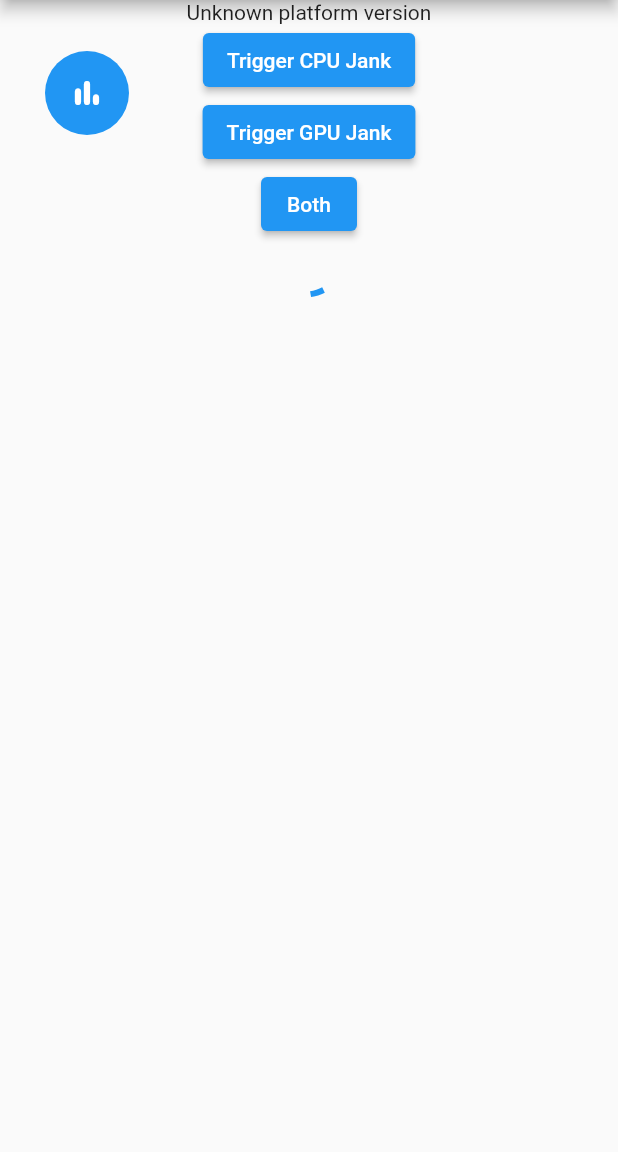
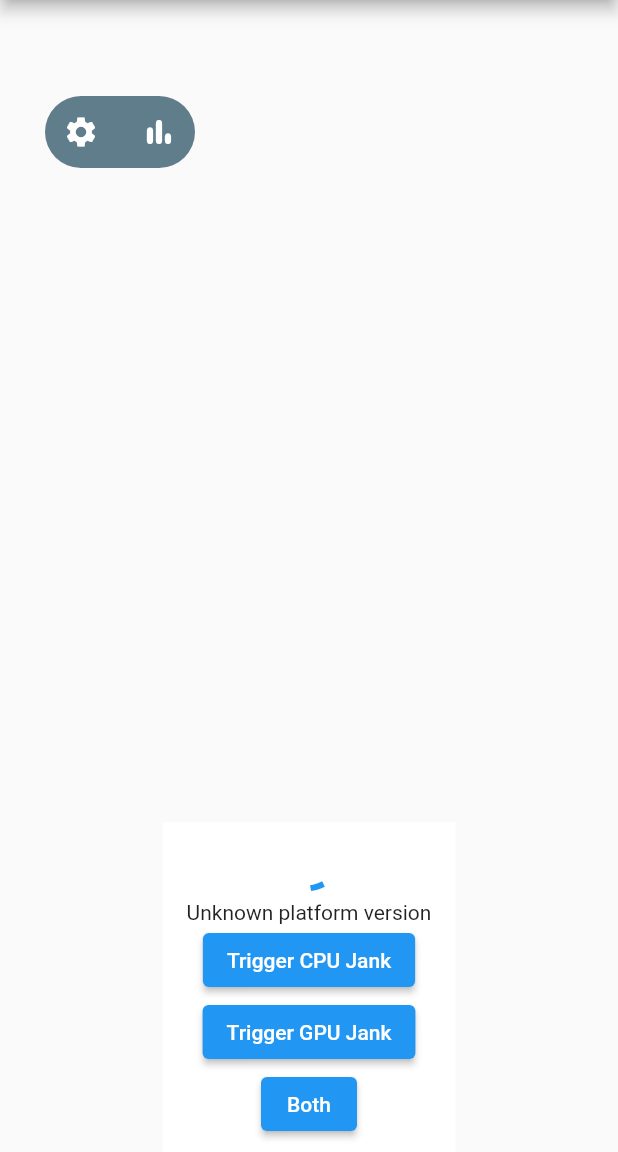
Before and after one commit to mahulerachit/flutter_benchmark, a Flutter app: the screen it shows after launch, on a phone screen of 412 x 824 dp, the part 84-1236 px from its top. Run offline on Flutter 3.47's test engine with Material 2 defaults, Android fonts, the phone set to English and light mode, and no system bars; our stand-ins replace plugin_platform_interface, share_plus; missing offline and left inert: dart:html.

Commit message:
Updated widget with settings to select report

```diff
--- a/example/lib/main.dart
+++ b/example/lib/main.dart
@@ -4,7 +4,6 @@ import 'dart:async';
 
 import 'package:flutter/services.dart';
 import 'package:flutter_benchmark/flutter_benchmark.dart';
-import 'package:flutter_benchmark/src/widgets/performance_fab_widget.dart';
 
 void main() {
   runApp(const MyApp());
@@ -88,7 +87,10 @@ class _MyHomePageState extends State<MyHomePage> {
   @override
   Widget build(BuildContext context) {
     return PerformanceFabWidget(
-      initialOffset: const Offset(30, 90),
+      initialOffset: const Offset(30, 120),
+      accentColor: Colors.white,
+      overlayColor: Colors.blueGrey,
+      show: true,
       child: Scaffold(
         appBar: AppBar(
           title: const Text('Benchmark Demo Home Page'),
@@ -97,15 +99,28 @@ class _MyHomePageState extends State<MyHomePage> {
           child: Column(
             mainAxisAlignment: MainAxisAlignment.center,
             children: <Widget>[
-              Text(_platformVersion),
-              ElevatedButton(
-                  onPressed: _cpuJank, child: const Text('Trigger CPU Jank')),
-              ElevatedButton(
-                  onPressed: _gpuJank, child: const Text('Trigger GPU Jank')),
-              ElevatedButton(onPressed: _combined, child: const Text('Both')),
-              const CircularProgressIndicator(),
               Expanded(
                 child: _renderList ? _getList() : const SizedBox(),
+              ),
+              Container(
+                padding:
+                    const EdgeInsets.symmetric(vertical: 8, horizontal: 16),
+                color: Colors.white,
+                child: Column(
+                  children: [
+                    const CircularProgressIndicator(),
+                    const SizedBox(height: 8),
+                    Text(_platformVersion),
+                    ElevatedButton(
+                        onPressed: _cpuJank,
+                        child: const Text('Trigger CPU Jank')),
+                    ElevatedButton(
+                        onPressed: _gpuJank,
+                        child: const Text('Trigger GPU Jank')),
+                    ElevatedButton(
+                        onPressed: _combined, child: const Text('Both')),
+                  ],
+                ),
               ),
             ],
           ),
@@ -116,7 +131,7 @@ class _MyHomePageState extends State<MyHomePage> {
 
   void _cpuJank() {
     double temp = 0;
-    for (int i = 0; i <= 500000000; i++) {
+    for (int i = 0; i <= 1000000000; i++) {
       temp = i / 1000000000;
     }
     if (kDebugMode) {
@@ -128,7 +143,7 @@ class _MyHomePageState extends State<MyHomePage> {
     setState(() {
       _renderList = true;
     });
-    Future.delayed(const Duration(milliseconds: 5000)).then(
+    Future.delayed(const Duration(milliseconds: 10000)).then(
       (value) => setState(
         () => _renderList = false,
       ),
@@ -144,7 +159,7 @@ class _MyHomePageState extends State<MyHomePage> {
     return Wrap(
       direction: Axis.horizontal,
       children: List.generate(
-        2000,
+        3000,
         (index) => const FlutterLogo(),
       ),
     );
--- a/lib/flutter_benchmark.dart
+++ b/lib/flutter_benchmark.dart
@@ -3,12 +3,15 @@ import 'dart:core';
 import 'dart:io';
 
 import 'package:flutter/foundation.dart';
+import 'package:flutter/material.dart';
 import 'package:flutter/scheduler.dart';
 import 'package:flutter_benchmark/src/models/frame_time_compute_model.dart';
 import 'package:flutter_benchmark/src/models/frame_time_model.dart';
 import 'package:path_provider/path_provider.dart';
 import 'package:share_plus/share_plus.dart';
 import 'flutter_benchmark_platform_interface.dart';
+import 'src/utils/enums.dart';
+import 'src/widgets/performance_fab.dart';
 
 const _defaultFps = 60.0;
 const _milliSecondsInASecond = 1000000;
@@ -93,7 +96,7 @@ class FlutterBenchmark {
   }
 
   /// Call [stopBenchmark] to initiate performance recording of your app.
-  void stopBenchmark({bool generateReport = true}) async {
+  Future<void> stopBenchmark({bool generateReport = true}) async {
     if (_isMonitoring) {
       _isMonitoring = false;
       _benchmarkTime += DateTime.now().difference(_startTime ?? DateTime.now());
@@ -133,6 +136,9 @@ class FlutterBenchmark {
         break;
       case BenchmarkReportFormat.plainString:
         Share.share(result);
+        break;
+      case BenchmarkReportFormat.html:
+        // TODO: Handle this case.
         break;
     }
   }
@@ -218,12 +224,37 @@ String _getJsonIsolate(FrameTimeComputeModel frameTimeComputeModel) {
   return json.encode(map);
 }
 
-enum BenchmarkReportFormat {
-  jsonFile,
-  plainString,
-}
-
 /// Logs events when the app is running in debug mode only.
 _printDebugOnly(text, {String header = ''}) {
   if (kDebugMode) print('$header: $text');
 }
+
+class PerformanceFabWidget extends StatelessWidget {
+  final Widget child;
+  final Offset? initialOffset;
+  final bool? show;
+  final Color overlayColor;
+  final Color accentColor;
+  const PerformanceFabWidget({
+    Key? key,
+    required this.child,
+    this.initialOffset,
+    this.show = true,
+    this.overlayColor = _kOverlayColor,
+    this.accentColor = _kAccentColor,
+  }) : super(key: key);
+
+  @override
+  Widget build(BuildContext context) {
+    return PerformanceFab(
+      initialOffset: initialOffset,
+      show: show,
+      accentColor: accentColor,
+      overlayColor: overlayColor,
+      child: child,
+    );
+  }
+}
+
+const _kAccentColor = Colors.blueGrey;
+const _kOverlayColor = Colors.blueGrey;
--- /dev/null
+++ b/lib/src/utils/enums.dart
@@ -0,0 +1,5 @@
+enum BenchmarkReportFormat {
+  jsonFile,
+  plainString,
+  html, //TODO: Implementation pending
+}
--- /dev/null
+++ b/lib/src/widgets/performance_fab.dart
@@ -0,0 +1,228 @@
+import 'package:flutter/material.dart';
+import 'package:flutter_benchmark/flutter_benchmark.dart';
+
+import '../utils/enums.dart';
+
+class PerformanceFab extends StatefulWidget {
+  final Widget child;
+  final Offset? initialOffset;
+  final bool? show;
+  final Color overlayColor;
+  final Color accentColor;
+  const PerformanceFab({
+    Key? key,
+    required this.child,
+    required this.initialOffset,
+    required this.show,
+    required this.overlayColor,
+    required this.accentColor,
+  }) : super(key: key);
+
+  @override
+  PerformanceFabState createState() => PerformanceFabState();
+}
+
+class PerformanceFabState extends State<PerformanceFab> {
+  Offset position = const Offset(20.0, 100.0);
+  bool _recording = false;
+  bool _generatingReport = false;
+  bool _settingsToggled = false;
+  BenchmarkReportFormat _benchmarkReportFormat = BenchmarkReportFormat.jsonFile;
+  @override
+  void initState() {
+    super.initState();
+    if (widget.initialOffset != null) {
+      position = widget.initialOffset!;
+    }
+  }
+
+  @override
+  Widget build(BuildContext context) {
+    return (widget.show == true) ? _getOverlay() : widget.child;
+  }
+
+  Widget _getOverlay() {
+    return Stack(
+      children: [
+        widget.child,
+        Overlay(
+          initialEntries: [
+            OverlayEntry(
+              builder: (context) => Positioned(
+                left: position.dx,
+                top: position.dy,
+                child: Draggable(
+                  feedback: _getWidget(outline: true),
+                  onDragEnd: (details) {
+                    setState(() => position = details.offset);
+                  },
+                  child: _getWidget(),
+                ),
+              ),
+            ),
+          ],
+        ),
+      ],
+    );
+  }
+
+  Widget _getWidget({bool outline = false}) {
+    return Material(
+      color: Colors.transparent,
+      child: AnimatedContainer(
+        duration: _kAnimDuration,
+        curve: Curves.fastLinearToSlowEaseIn,
+        height: _settingsToggled ? _kSettingsHeight : _kBenchmarkButtonSize,
+        width: _settingsToggled ? _kSettingsWidth : _kButtonsWidth,
+        decoration: outline
+            ? BoxDecoration(
+                borderRadius: BorderRadius.circular(_borderRadius),
+                border: Border.fromBorderSide(
+                  BorderSide(
+                    color: widget.overlayColor,
+                    width: _kBenchmarkBorderWidth,
+                  ),
+                ),
+              )
+            : BoxDecoration(
+                color: widget.overlayColor,
+                borderRadius: BorderRadius.circular(_borderRadius),
+              ),
+        child: _settingsToggled
+            ? _buildSettings(outline)
+            : Row(
+                mainAxisAlignment: MainAxisAlignment.spaceBetween,
+                children: [
+                  _buildConfigButton(outline),
+                  _buildBenchmarkButton(outline),
+                ],
+              ),
+      ),
+    );
+  }
+
+  Widget _buildSettings(bool outline) {
+    return outline
+        ? const SizedBox()
+        : ListView(
+            padding: _listViewPadding,
+            physics: const NeverScrollableScrollPhysics(),
+            children: [
+              IconButton(
+                icon: Icon(
+                  Icons.close,
+                  color: widget.accentColor,
+                ),
+                onPressed: () => setState(() => _settingsToggled = false),
+              ),
+              _buildRadioListTile(BenchmarkReportFormat.jsonFile, 'JSON File'),
+              _buildRadioListTile(
+                  BenchmarkReportFormat.plainString, 'Plain String'),
+              _buildRadioListTile(BenchmarkReportFormat.html, 'HTML Report'),
+            ],
+          );
+  }
+
+  Widget _buildRadioListTile(
+      BenchmarkReportFormat benchmarkReportFormat, String title) {
+    return RadioListTile<BenchmarkReportFormat>(
+      dense: true,
+      contentPadding: EdgeInsets.zero,
+      value: benchmarkReportFormat,
+      groupValue: _benchmarkReportFormat,
+      activeColor: widget.accentColor,
+      selectedTileColor: widget.accentColor,
+      onChanged: (newFormat) {
+        if (newFormat != null) {
+          setState(() {
+            _benchmarkReportFormat = newFormat;
+          });
+        }
+      },
+      title: Text(
+        title,
+        style: TextStyle(
+          color: widget.accentColor,
+          fontSize: _kFontSize,
+          fontWeight: FontWeight.w500,
+        ),
+      ),
+    );
+  }
+
+  Widget _buildConfigButton(bool outline) {
+    return SizedBox(
+      height: _kBenchmarkButtonSize,
+      width: _kBenchmarkButtonSize,
+      child: InkWell(
+        borderRadius: BorderRadius.circular(_kBenchmarkButtonSize),
+        onTap: () => setState(() => _settingsToggled = true),
+        child: Ink(
+          decoration: const BoxDecoration(
+            shape: BoxShape.circle,
+          ),
+          child: Icon(
+            Icons.settings,
+            color: outline ? widget.overlayColor : widget.accentColor,
+          ),
+        ),
+      ),
+    );
+  }
+
+  Widget _buildBenchmarkButton(bool outline) {
+    return SizedBox(
+      height: _kBenchmarkButtonSize,
+      width: _kBenchmarkButtonSize,
+      child: InkWell(
+        borderRadius: BorderRadius.circular(_kBenchmarkButtonSize),
+        onTap: _generatingReport ? null : _onTapToggleBenchmark,
+        child: Ink(
+          width: _kBenchmarkButtonSize,
+          height: _kBenchmarkButtonSize,
+          decoration: const BoxDecoration(shape: BoxShape.circle),
+          child: _generatingReport
+              ? const Padding(
+                  padding: EdgeInsets.all(_kBenchmarkLoadingPadding),
+                  child: CircularProgressIndicator(color: Colors.cyan))
+              : Icon(
+                  _recording ? Icons.stop : Icons.bar_chart_rounded,
+                  color: outline ? widget.overlayColor : widget.accentColor,
+                ),
+        ),
+      ),
+    );
+  }
+
+  void _onTapToggleBenchmark() async {
+    switch (_recording) {
+      case true:
+        setState(() => _generatingReport = true);
+        FlutterBenchmark.instance
+            .setBenchmarkReportFormat(_benchmarkReportFormat);
+        await FlutterBenchmark.instance.stopBenchmark();
+        setState(() => _generatingReport = false);
+        break;
+      case false:
+        FlutterBenchmark.instance.startBenchmark();
+    }
+    setState(() => _recording = !_recording);
+  }
+}
+
+const _kBenchmarkButtonSize = 48.0;
+const _kBenchmarkLoadingPadding = 12.0;
+const _kBenchmarkBorderWidth = 2.0;
+const _kButtonsWidth = 100.0;
+const _kSettingsWidth = 196.0;
+const _kSettingsHeight = 202.0;
+const _kFontSize = 16.0;
+const _borderRadius = 24.0;
+
+const _listViewPadding = EdgeInsets.only(
+  left: 16,
+  top: 4,
+  right: 12,
+  bottom: 8,
+);
+const _kAnimDuration = Duration(milliseconds: 375);
--- a/lib/src/widgets/performance_fab_widget.dart
+++ /dev/null
@@ -1,97 +0,0 @@
-import 'package:flutter/material.dart';
-import 'package:flutter_benchmark/flutter_benchmark.dart';
-
-class PerformanceFabWidget extends StatefulWidget {
-  final Widget child;
-  final Offset? initialOffset;
-  final bool show;
-  const PerformanceFabWidget({
-    Key? key,
-    required this.child,
-    this.initialOffset,
-    this.show = true,
-  }) : super(key: key);
-
-  @override
-  PerformanceFabWidgetState createState() => PerformanceFabWidgetState();
-}
-
-class PerformanceFabWidgetState extends State<PerformanceFabWidget> {
-  Offset position = const Offset(20.0, 30.0);
-  bool _recording = false;
-  @override
-  void initState() {
-    super.initState();
-    if (widget.initialOffset != null) {
-      position = widget.initialOffset!;
-    }
-  }
-
-  @override
-  Widget build(BuildContext context) {
-    return widget.show ? getWidget() : widget.child;
-  }
-
-  Widget getWidget() {
-    return Stack(
-      children: [
-        widget.child,
-        Overlay(
-          initialEntries: [
-            OverlayEntry(
-              builder: (context) => Positioned(
-                left: position.dx,
-                top: position.dy,
-                child: Draggable(
-                  feedback: _getButton(outline: true),
-                  onDragEnd: (details) {
-                    setState(() => position = details.offset);
-                  },
-                  child: _getButton(),
-                ),
-              ),
-            ),
-          ],
-        ),
-      ],
-    );
-  }
-
-  Widget _getButton({bool outline = false}) {
-    return Material(
-      color: Colors.transparent,
-      child: InkWell(
-        onTap: () async {
-          if (_recording) {
-            FlutterBenchmark.instance.stopBenchmark();
-          } else {
-            FlutterBenchmark.instance.startBenchmark();
-          }
-          setState(() => _recording = !_recording);
-        },
-        child: Ink(
-          width: 56,
-          height: 56,
-          decoration: outline
-              ? const BoxDecoration(
-                  shape: BoxShape.circle,
-                  border: Border.fromBorderSide(
-                    BorderSide(
-                      color: Colors.blue,
-                      width: 2,
-                    ),
-                  ),
-                )
-              : const BoxDecoration(
-                  color: Colors.blue,
-                  shape: BoxShape.circle,
-                ),
-          child: Icon(
-            _recording ? Icons.stop : Icons.bar_chart_rounded,
-            color: outline ? Colors.blue : Colors.white,
-          ),
-        ),
-      ),
-    );
-  }
-}
```
Also changed, not shown: 4 other files.
